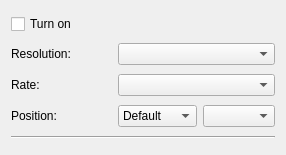
This is lxqt-config-monitor/monitor.ui in lxqt/lxqt-config as Qt 5 draws it before an edit. The edited form follows.
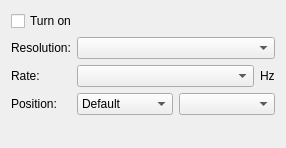
This is the edited form.

Commit message: Little adjustment to the UI. Delete unused methods.

The edit to the form file:
```diff
--- a/lxqt-config-monitor/monitor.ui
+++ b/lxqt-config-monitor/monitor.ui
@@ -7,13 +7,33 @@
     <x>0</x>
     <y>0</y>
     <width>286</width>
-    <height>155</height>
+    <height>148</height>
    </rect>
   </property>
   <property name="windowTitle">
    <string/>
   </property>
-  <layout class="QGridLayout" name="gridLayout">
+  <layout class="QFormLayout" name="formLayout">
+   <property name="fieldGrowthPolicy">
+    <enum>QFormLayout::AllNonFixedFieldsGrow</enum>
+   </property>
+   <item row="0" column="0" colspan="2">
+    <widget class="QCheckBox" name="enabled">
+     <property name="text">
+      <string>Turn on</string>
+     </property>
+    </widget>
+   </item>
+   <item row="1" column="0">
+    <widget class="QLabel" name="label">
+     <property name="text">
+      <string>Resolution:</string>
+     </property>
+    </widget>
+   </item>
+   <item row="1" column="1">
+    <widget class="QComboBox" name="resolutionCombo"/>
+   </item>
    <item row="2" column="0">
     <widget class="QLabel" name="label_2">
      <property name="text">
@@ -21,12 +41,25 @@
      </property>
     </widget>
    </item>
-   <item row="4" column="0" colspan="2">
-    <widget class="Line" name="line">
-     <property name="orientation">
-      <enum>Qt::Horizontal</enum>
-     </property>
-    </widget>
+   <item row="2" column="1">
+    <layout class="QHBoxLayout" name="horizontalLayout_2">
+     <item>
+      <widget class="QComboBox" name="rateCombo"/>
+     </item>
+     <item>
+      <widget class="QLabel" name="label_3">
+       <property name="sizePolicy">
+        <sizepolicy hsizetype="Fixed" vsizetype="Preferred">
+         <horstretch>0</horstretch>
+         <verstretch>0</verstretch>
+        </sizepolicy>
+       </property>
+       <property name="text">
+        <string>Hz</string>
+       </property>
+      </widget>
+     </item>
+    </layout>
    </item>
    <item row="3" column="0">
     <widget class="QLabel" name="positionLabel">
@@ -71,26 +104,6 @@
      </item>
     </layout>
    </item>
-   <item row="1" column="0">
-    <widget class="QLabel" name="label">
-     <property name="text">
-      <string>Resolution:</string>
-     </property>
-    </widget>
-   </item>
-   <item row="1" column="1">
-    <widget class="QComboBox" name="resolutionCombo"/>
-   </item>
-   <item row="0" column="0" colspan="2">
-    <widget class="QCheckBox" name="enabled">
-     <property name="text">
-      <string>Turn on</string>
-     </property>
-    </widget>
-   </item>
-   <item row="2" column="1">
-    <widget class="QComboBox" name="rateCombo"/>
-   </item>
   </layout>
  </widget>
  <resources/>
```
The commit also changes 3 other files.
